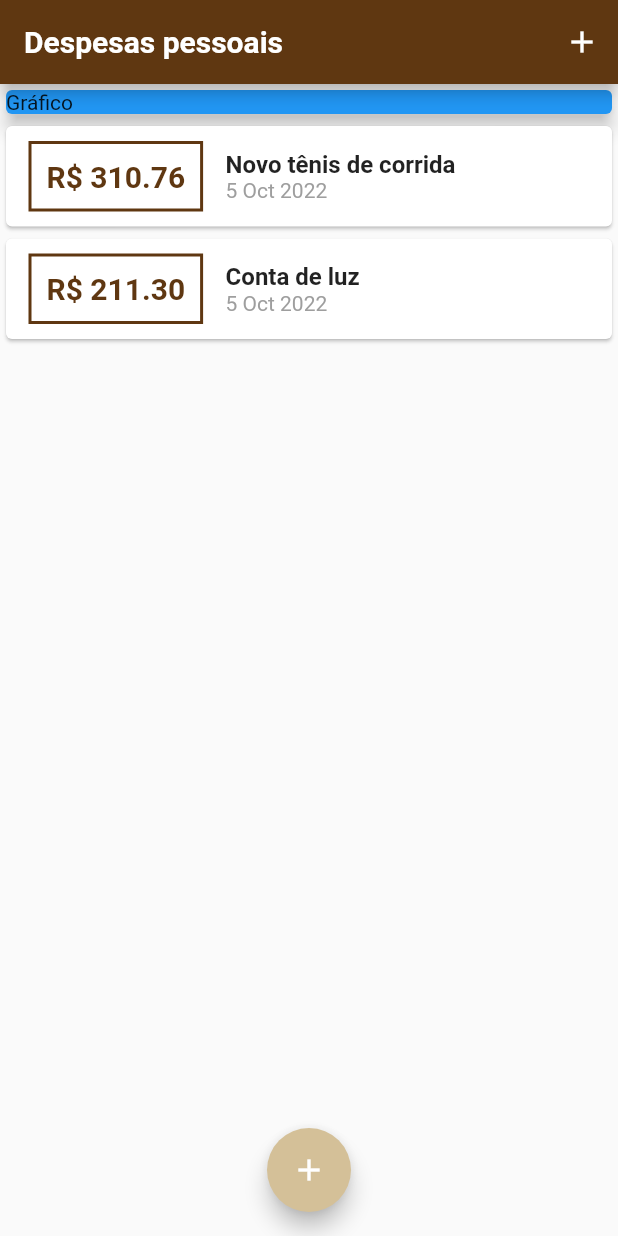
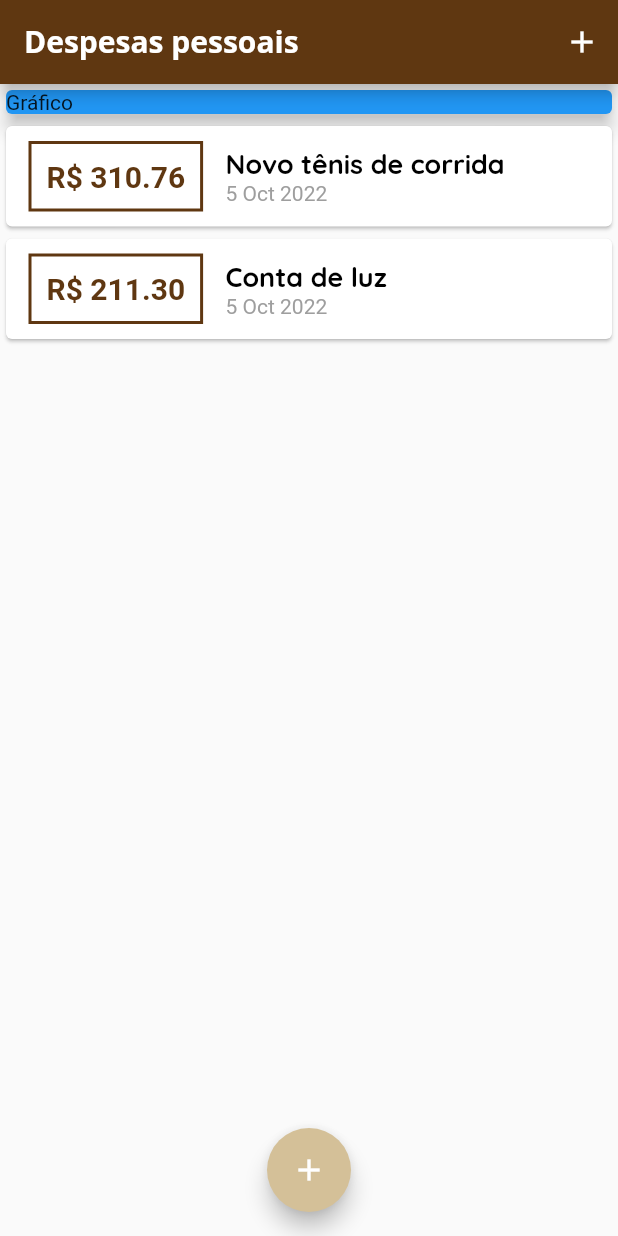
Before and after one commit to FelipeCourtois/despesas_app, a Flutter app: the screen it shows after launch, on a phone screen of 412 x 824 dp. Run offline on Flutter 3.47's test engine with Material 2 defaults, Android fonts, the phone set to English and light mode, and no system bars.

Commit message:
fontes personalizadas & theme

```diff
--- a/lib/components/transaction_list.dart
+++ b/lib/components/transaction_list.dart
@@ -44,10 +44,7 @@ class TransactionList extends StatelessWidget {
                   children: [
                     Text(
                       tr.title,
-                      style: TextStyle(
-                        fontSize: 16,
-                        fontWeight: FontWeight.bold,
-                      ),
+                      style: Theme.of(context).textTheme.headline6,
                     ),
                     Text(
                       DateFormat('d MMM y').format(tr.date),
--- a/lib/main.dart
+++ b/lib/main.dart
@@ -23,7 +23,7 @@ class ExpensesApp extends StatelessWidget {
             ),
             textTheme: tema.textTheme.copyWith(
               headline6: TextStyle(
-                fontFamily: 'OpenSans',
+                fontFamily: 'Quicksand',
                 fontSize: 18,
                 fontWeight: FontWeight.bold,
                 color: Colors.black,
```
Also changed, not shown: pubspec.yaml (+12 -6 lines), assets/fonts/OpenSans-Bold.ttf (added), assets/fonts/OpenSans-Regular.ttf (added), assets/fonts/Quicksand-Bold.ttf (added), assets/fonts/Quicksand-Light.ttf (added), assets/fonts/Quicksand-Medium.ttf (added), assets/fonts/Quicksand-Regular.ttf (added).
